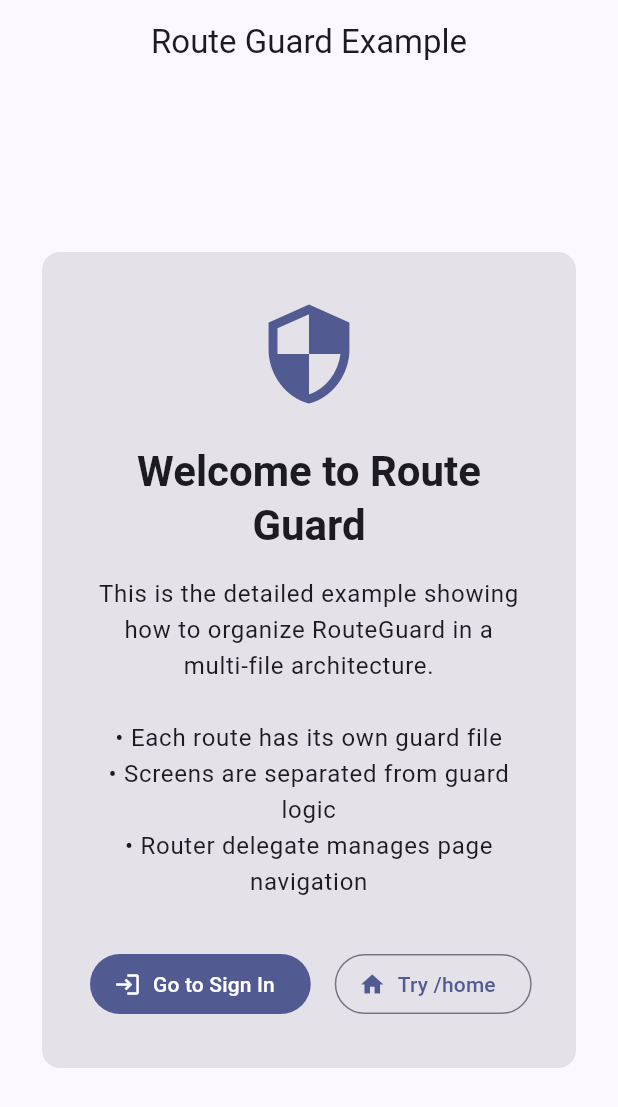
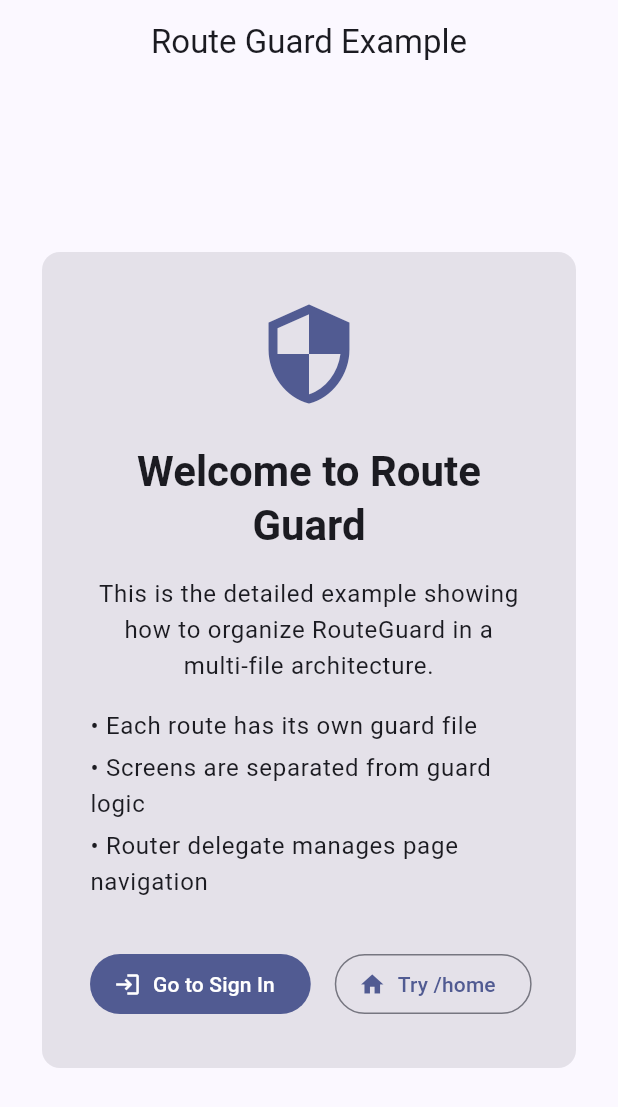
Before and after one commit to theocarranza/route_guard, a Flutter app: the screen it shows after launch, on a phone screen of 412 x 824 dp. Shown: the top 1107 px of the screen. Run offline on Flutter 3.47's test engine with Material 3 defaults, Android fonts, the phone set to English and light mode, and no system bars.

Commit message:
feat: final polish with aligned bullets and comprehensive tests
- Align bullet points to left in both welcome screens
- Add error state test for RouteGuard
- All 5 tests pass: loading, redirect, render, error, integration

```diff
--- a/detailed-example/lib/features/welcome/welcome_screen.dart
+++ b/detailed-example/lib/features/welcome/welcome_screen.dart
@@ -43,12 +43,30 @@ class WelcomeScreen extends StatelessWidget {
                     const SizedBox(height: 16),
                     Text(
                       'This is the detailed example showing how to organize '
-                      'RouteGuard in a multi-file architecture.\n\n'
-                      '• Each route has its own guard file\n'
-                      '• Screens are separated from guard logic\n'
-                      '• Router delegate manages page navigation',
+                      'RouteGuard in a multi-file architecture.',
                       style: theme.textTheme.bodyLarge,
                       textAlign: TextAlign.center,
+                    ),
+                    const SizedBox(height: 16),
+                    Column(
+                      crossAxisAlignment: CrossAxisAlignment.start,
+                      mainAxisSize: MainAxisSize.min,
+                      children: [
+                        Text(
+                          '• Each route has its own guard file',
+                          style: theme.textTheme.bodyLarge,
+                        ),
+                        const SizedBox(height: 4),
+                        Text(
+                          '• Screens are separated from guard logic',
+                          style: theme.textTheme.bodyLarge,
+                        ),
+                        const SizedBox(height: 4),
+                        Text(
+                          '• Router delegate manages page navigation',
+                          style: theme.textTheme.bodyLarge,
+                        ),
+                      ],
                     ),
                     const SizedBox(height: 32),
                     Row(
--- a/example/lib/main.dart
+++ b/example/lib/main.dart
@@ -193,12 +193,30 @@ class WelcomeScreen extends StatelessWidget {
                     const SizedBox(height: 16),
                     Text(
                       'This example demonstrates how to protect routes using '
-                      'the RouteGuard widget with Navigator 2.0.\n\n'
-                      '• Try accessing /dashboard without logging in\n'
-                      '• The RouteGuard will redirect you to /denied\n'
-                      '• Login first, then access the protected route',
+                      'the RouteGuard widget with Navigator 2.0.',
                       style: theme.textTheme.bodyLarge,
                       textAlign: TextAlign.center,
+                    ),
+                    const SizedBox(height: 16),
+                    Column(
+                      crossAxisAlignment: CrossAxisAlignment.start,
+                      mainAxisSize: MainAxisSize.min,
+                      children: [
+                        Text(
+                          '• Try accessing /dashboard without logging in',
+                          style: theme.textTheme.bodyLarge,
+                        ),
+                        const SizedBox(height: 4),
+                        Text(
+                          '• The RouteGuard will redirect you to /denied',
+                          style: theme.textTheme.bodyLarge,
+                        ),
+                        const SizedBox(height: 4),
+                        Text(
+                          '• Login first, then access the protected route',
+                          style: theme.textTheme.bodyLarge,
+                        ),
+                      ],
                     ),
                     const SizedBox(height: 32),
                     Row(
```
Also changed, not shown: 1 other file.
